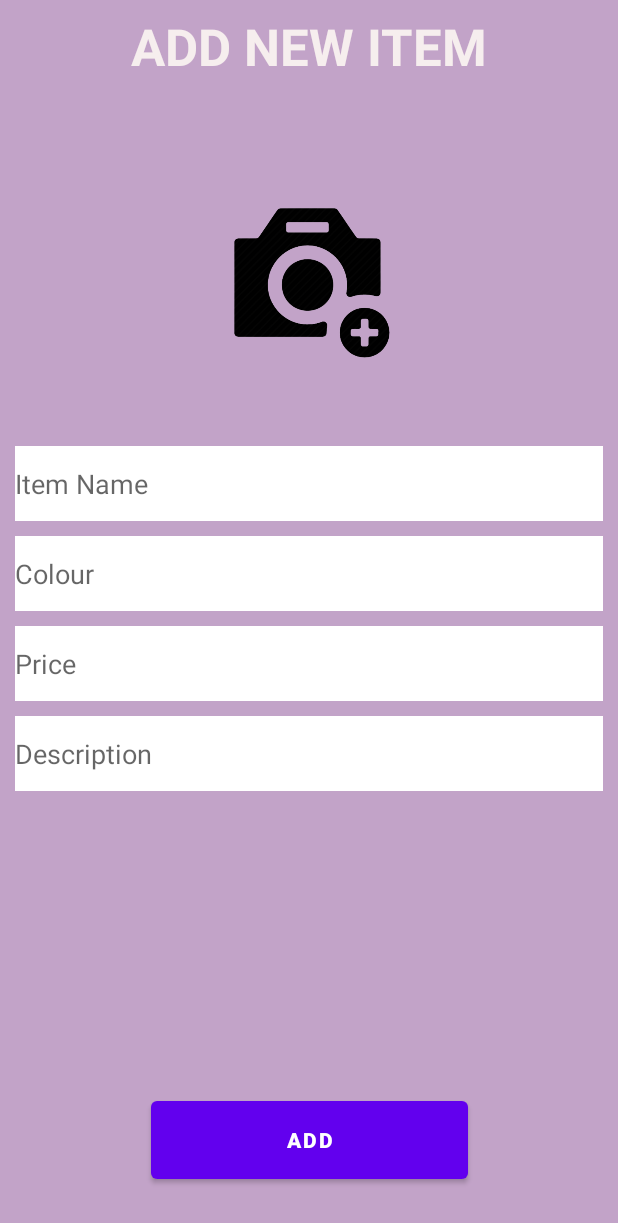
After one commit to HashiniHerath/ape_dewal, an Android app: the AddNewItem screen opened directly, with no data from a screen before it, on a phone screen of 412 x 824 dp. The commit adds this screen. Shown: the top 1223 px of the screen. Run offline under Robolectric (Android 15) with nearby library versions, the phone set to English and light mode, and no system bars; our stand-ins replace Firebase (no records; nobody signed in at launch, a user with empty details on screens opened directly).

Commit message:
Sell item Add Done

```diff
--- a/app/build.gradle
+++ b/app/build.gradle
@@ -41,6 +41,8 @@ dependencies {
     implementation 'androidx.constraintlayout:constraintlayout:2.1.4'
     implementation 'com.google.firebase:firebase-firestore-ktx:24.6.0'
     implementation 'com.google.firebase:firebase-auth-ktx:22.0.0'
+    implementation 'com.github.bumptech.glide:glide:4.12.0'
+    implementation 'com.google.firebase:firebase-storage-ktx:20.2.0'
     testImplementation 'junit:junit:4.13.2'
     androidTestImplementation 'androidx.test.ext:junit:1.1.5'
     androidTestImplementation 'androidx.test.espresso:espresso-core:3.5.1'
--- /dev/null
+++ b/app/src/main/java/com/example/apedeapp/AddNewItem.kt
@@ -0,0 +1,177 @@
+package com.example.apedeapp
+
+import android.content.Intent
+import android.content.pm.PackageManager
+import android.graphics.Bitmap
+import android.net.Uri
+import androidx.appcompat.app.AppCompatActivity
+import android.os.Bundle
+import android.provider.MediaStore
+import android.view.View
+import android.widget.Button
+import android.widget.EditText
+import android.widget.ImageView
+import android.widget.ProgressBar
+import android.widget.Toast
+import androidx.appcompat.app.AlertDialog
+import com.google.firebase.auth.FirebaseAuth
+import com.google.firebase.firestore.ktx.firestore
+import com.google.firebase.ktx.Firebase
+import com.google.firebase.storage.FirebaseStorage
+import java.util.*
+
+class AddNewItem : AppCompatActivity() {
+
+    private lateinit var imageView: ImageView
+    private val REQUEST_IMAGE_CAPTURE = 1
+    private val REQUEST_IMAGE_PICK = 2
+    private val CAMERA_PERMISSION_REQUEST_CODE = 1001
+    private val CAMERA_REQUEST_CODE = 1002
+
+    private lateinit var itemName: EditText
+    private lateinit var colour:EditText
+    private lateinit var price:EditText
+    private lateinit var description:EditText
+
+    private lateinit var addItemBTN: Button
+
+    private var database = Firebase.firestore
+    private lateinit var auth: FirebaseAuth
+
+    private lateinit var pb: ProgressBar
+
+    private lateinit var storageReference: FirebaseStorage
+
+    //private var uri: Uri? = null
+
+    override fun onCreate(savedInstanceState: Bundle?) {
+        super.onCreate(savedInstanceState)
+        setContentView(R.layout.activity_add_new_item)
+
+        storageReference = FirebaseStorage.getInstance()
+
+        itemName = findViewById(R.id.editTextTextPersonName13)
+        colour = findViewById(R.id.editTextTextPersonName14)
+        price = findViewById(R.id.editTextTextPersonName15)
+        description = findViewById(R.id.editTextTextPersonName16)
+
+        addItemBTN = findViewById(R.id.button13)
+
+        pb = findViewById(R.id.progressBar2)
+
+        auth = FirebaseAuth.getInstance()
+
+        imageView = findViewById(R.id.imageView6)
+        imageView.setOnClickListener { selectImage() }
+
+        pb.visibility = View.INVISIBLE
+
+        addItemBTN.setOnClickListener(){
+
+            pb.visibility = View.VISIBLE
+
+            val randomID = UUID.randomUUID().toString()
+            val sellerID = auth.currentUser?.uid.toString()
+
+            /*if(uri != null) {
+
+                storageReference.getReference("Images/$sellerID")
+                    .child(System.currentTimeMillis().toString())
+                    .putFile(uri!!)
+                    .addOnSuccessListener { task ->
+                        task.metadata!!.reference!!.downloadUrl
+                            .addOnSuccessListener { uri ->
+*/
+                                val eItemName = itemName.text.toString().trim()
+                                val eColor = colour.text.toString().trim()
+                                val ePrice = price.text.toString().trim()
+                                val eDescription = description.text.toString().trim()
+
+                                val sellerMap = hashMapOf(
+                                    "sellerID" to sellerID,
+                                    "randomID" to randomID,
+                                    "itemName" to eItemName,
+                                    "ItemPrice" to ePrice,
+                                    "itemColor" to eColor,
+                                    "ItemDescription" to eDescription,
+                                )
+
+                                database.collection("sellerItems").document(randomID).set(sellerMap)
+                                database.collection("sellerItemsBySellerID").document(sellerID)
+                                    .collection("singleSellerItems").document(randomID)
+                                    .set(sellerMap)
+                                    .addOnSuccessListener {
+                                        pb.visibility = View.INVISIBLE
+                                        val i = Intent(this, StoreView::class.java)
+                                        startActivity(i)
+                                        finish()
+                                    }
+                                    .addOnFailureListener {
+                                        pb.visibility = View.INVISIBLE
+                                        Toast.makeText(this, "Fail!", Toast.LENGTH_SHORT).show()
+                                    }
+                            }
+    }
+
+    private fun selectImage() {
+
+        val options = arrayOf<CharSequence>("Take Photo", "Choose from Gallery", "Cancel")
+        val builder = AlertDialog.Builder(this)
+        builder.setTitle("Add Photo!")
+        builder.setItems(options) { dialog, item ->
+            when {
+                options[item] == "Take Photo" -> {
+                    val intent = Intent(MediaStore.ACTION_IMAGE_CAPTURE)
+                    startActivityForResult(intent, REQUEST_IMAGE_CAPTURE)
+                }
+                options[item] == "Choose from Gallery" -> {
+                    val intent = Intent(Intent.ACTION_PICK, MediaStore.Images.Media.EXTERNAL_CONTENT_URI)
+                    startActivityForResult(intent, REQUEST_IMAGE_PICK)
+                }
+                options[item] == "Cancel" -> {
+                    dialog.dismiss()
+                }
+            }
+        }
+        builder.show()
+    }
+
+    override fun onActivityResult(requestCode: Int, resultCode: Int, data: Intent?) {
+        super.onActivityResult(requestCode, resultCode, data)
+
+        if (resultCode == RESULT_OK) {
+            when (requestCode) {
+                REQUEST_IMAGE_CAPTURE -> {
+                    val imageBitmap = data?.extras?.get("data") as Bitmap
+                    imageView.setImageBitmap(imageBitmap)
+                }
+                REQUEST_IMAGE_PICK -> {
+                    val imageUri = data?.data
+                    imageView.setImageURI(imageUri)
+                    if (imageUri != null) {
+                        //uri = imageUri
+                    }
+                }
+            }
+        }
+
+    }
+
+    override fun onRequestPermissionsResult(requestCode: Int, permissions: Array<String>,
+                                            grantResults: IntArray) {
+        when (requestCode) {
+            CAMERA_PERMISSION_REQUEST_CODE -> {
+                if (grantResults.isNotEmpty() && grantResults[0] == PackageManager.PERMISSION_GRANTED) {
+                    // Permission granted, start the camera activity
+                    val cameraIntent = Intent(MediaStore.ACTION_IMAGE_CAPTURE)
+                    startActivityForResult(cameraIntent, CAMERA_REQUEST_CODE)
+                } else {
+                    // Permission denied, show a message to the user
+                    Toast.makeText(this, "Camera permission denied", Toast.LENGTH_SHORT).show()
+                }
+                return
+            }
+        }
+        super.onRequestPermissionsResult(requestCode, permissions, grantResults)
+    }
+}
--- /dev/null
+++ b/app/src/main/res/layout/activity_add_new_item.xml
@@ -0,0 +1,110 @@
+<?xml version="1.0" encoding="utf-8"?>
+<androidx.constraintlayout.widget.ConstraintLayout xmlns:android="http://schemas.android.com/apk/res/android"
+    xmlns:app="http://schemas.android.com/apk/res-auto"
+    xmlns:tools="http://schemas.android.com/tools"
+    android:layout_width="match_parent"
+    android:layout_height="match_parent"
+    android:paddingStart="10dp"
+    android:paddingEnd="10dp"
+    android:background="#F6EFEF"
+    android:backgroundTint="#C2A3C8"
+    tools:context=".AddNewItem">
+
+    <TextView
+        android:id="@+id/textView20"
+        android:layout_width="wrap_content"
+        android:layout_height="wrap_content"
+        android:layout_marginTop="8dp"
+        android:text="ADD NEW ITEM"
+        android:textColor="#F6EEEE"
+        android:textSize="34sp"
+        android:textStyle="bold"
+        app:layout_constraintEnd_toEndOf="parent"
+        app:layout_constraintStart_toStartOf="parent"
+        app:layout_constraintTop_toTopOf="parent" />
+
+    <EditText
+        android:id="@+id/editTextTextPersonName13"
+        android:layout_width="match_parent"
+        android:layout_height="50dp"
+        android:layout_marginTop="50dp"
+        android:ems="10"
+        android:background="@color/white"
+        android:hint="Item Name"
+        android:inputType="textPersonName"
+        app:layout_constraintEnd_toEndOf="parent"
+        app:layout_constraintStart_toStartOf="parent"
+        app:layout_constraintTop_toBottomOf="@+id/imageView6" />
+
+    <EditText
+        android:id="@+id/editTextTextPersonName14"
+        android:layout_width="match_parent"
+        android:layout_height="50dp"
+        android:background="@color/white"
+        android:ems="10"
+        android:hint="Colour"
+        android:layout_marginTop="10dp"
+        android:inputType="textPersonName"
+        app:layout_constraintEnd_toEndOf="parent"
+        app:layout_constraintStart_toStartOf="parent"
+        app:layout_constraintTop_toBottomOf="@+id/editTextTextPersonName13" />
+
+    <EditText
+        android:id="@+id/editTextTextPersonName15"
+        android:layout_width="match_parent"
+        android:layout_height="50dp"
+        android:background="@color/white"
+        android:ems="10"
+        android:hint="Price"
+        android:layout_marginTop="10dp"
+        android:inputType="textPersonName"
+        app:layout_constraintEnd_toEndOf="parent"
+        app:layout_constraintStart_toStartOf="parent"
+        app:layout_constraintTop_toBottomOf="@+id/editTextTextPersonName14" />
+
+    <EditText
+        android:id="@+id/editTextTextPersonName16"
+        android:layout_width="match_parent"
+        android:layout_height="50dp"
+        android:background="@color/white"
+        android:ems="10"
+        android:hint="Description"
+        android:inputType="textPersonName"
+        android:layout_marginTop="10dp"
+        app:layout_constraintEnd_toEndOf="parent"
+        app:layout_constraintStart_toStartOf="parent"
+        app:layout_constraintTop_toBottomOf="@+id/editTextTextPersonName15" />
+
+    <Button
+        android:id="@+id/button13"
+        android:layout_width="211dp"
+        android:layout_height="64dp"
+        android:layout_marginBottom="32dp"
+        android:text="ADD"
+        android:textStyle="bold"
+        app:layout_constraintBottom_toBottomOf="parent"
+        app:layout_constraintEnd_toEndOf="parent"
+        app:layout_constraintStart_toStartOf="parent" />
+
+    <ImageView
+        android:id="@+id/imageView6"
+        android:layout_width="152dp"
+        android:layout_height="134dp"
+        android:layout_marginTop="60dp"
+        app:layout_constraintEnd_toEndOf="parent"
+        app:layout_constraintHorizontal_bias="0.498"
+        app:layout_constraintStart_toStartOf="parent"
+        app:layout_constraintTop_toBottomOf="@+id/textView20"
+        app:srcCompat="@drawable/add_camera_icon_13_removebg_preview" />
+
+    <ProgressBar
+        android:id="@+id/progressBar2"
+        style="?android:attr/progressBarStyle"
+        android:layout_width="wrap_content"
+        android:layout_height="wrap_content"
+        app:layout_constraintBottom_toTopOf="@+id/button13"
+        app:layout_constraintEnd_toEndOf="parent"
+        app:layout_constraintStart_toStartOf="parent"
+        app:layout_constraintTop_toBottomOf="@+id/editTextTextPersonName16" />
+
+</androidx.constraintlayout.widget.ConstraintLayout>
```
Also changed, not shown: app/src/main/AndroidManifest.xml (+9 -2 lines), app/src/main/java/com/example/apedeapp/Store.kt (deleted, +0 -7 lines), app/src/main/java/com/example/apedeapp/StoreView.kt (+7 -0 lines), app/src/main/res/drawable/add_camera_icon_13_removebg_preview.png (added).
